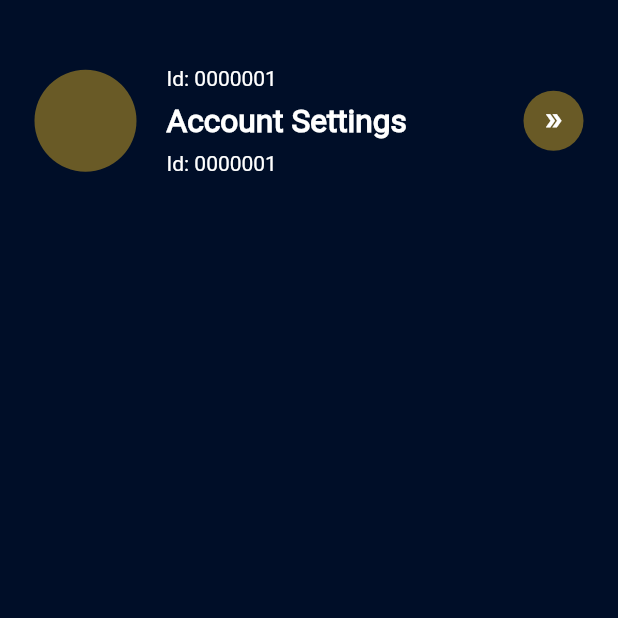
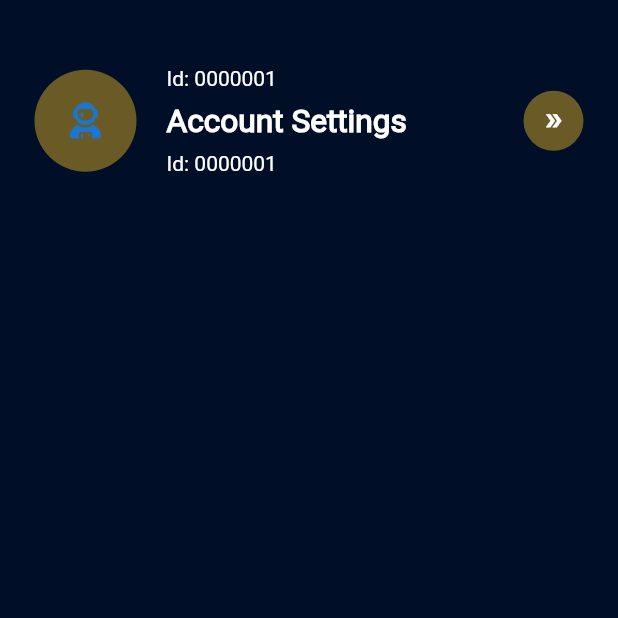
Before and after one commit to Sed-iq/payquicky-app, a Flutter app: the Settings screen opened directly, on a phone screen of 412 x 824 dp, the top half of it. Run offline on Flutter 3.47's test engine with Material 2 defaults, Android fonts, the phone set to English and light mode, and no system bars; our stand-ins replace flutter_animate, icons_plus, material_design_icons_flutter.

Commit message:
Added an update

```diff
--- a/lib/screens/settings.dart
+++ b/lib/screens/settings.dart
@@ -1,5 +1,6 @@
 import 'package:flutter/cupertino.dart';
 import 'package:flutter/material.dart';
+import 'package:icons_plus/icons_plus.dart';
 import 'package:material_design_icons_flutter/material_design_icons_flutter.dart';
 import 'package:payquicky/components/config.dart';
 import 'package:payquicky/components/txt.dart';
@@ -31,6 +32,7 @@ class _SettingsState extends State<Settings> {
                   children: [
                     CircleAvatar(
                       backgroundColor: Color.fromARGB(120, 223, 176, 35),
+                      child: Icon(FontAwesome.user_astronaut_solid),
                       radius: 34,
                     ),
                     SizedBox(
```
